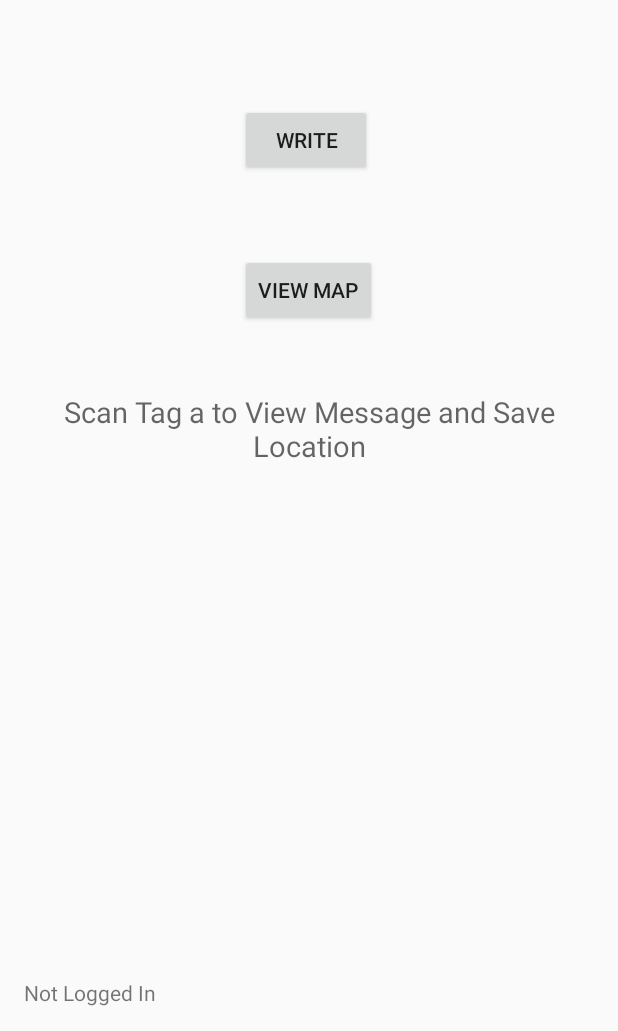
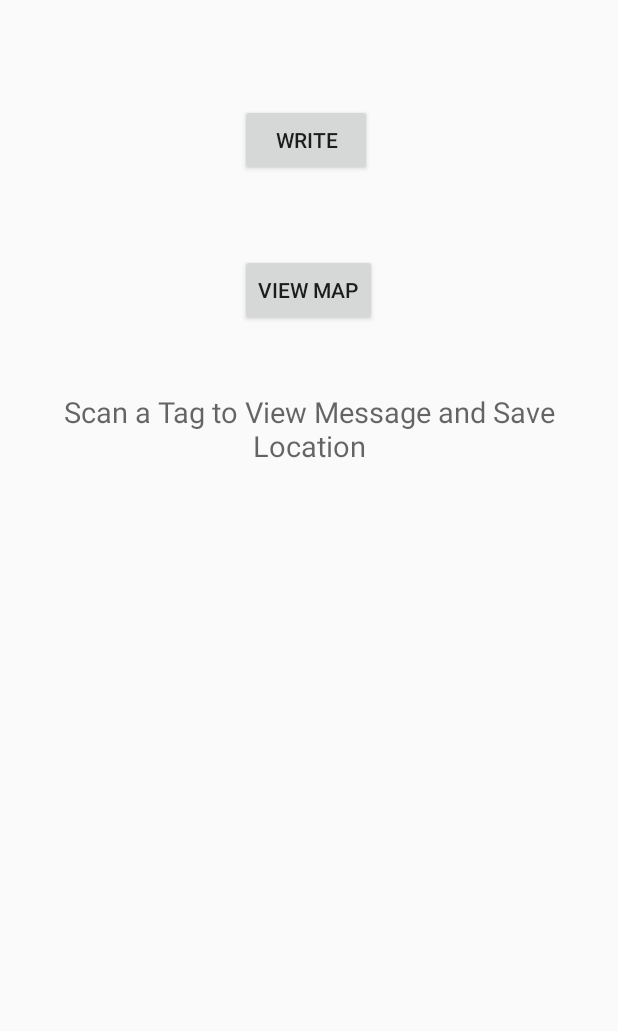
Before and after one commit to gazzdingo/Chickenwork, an Android app: the screen it shows after launch (MainActivity), on a phone screen of 412 x 824 dp, the part 205-1236 px from its top. Run offline under Robolectric (Android 15) with nearby library versions, the light colour scheme and no system bars.

Commit message:
Made LocationManager request for a location update Fixxed some text in the MainActivity

```diff
--- a/app/src/main/res/layout/activity_main.xml
+++ b/app/src/main/res/layout/activity_main.xml
@@ -15,16 +15,6 @@
         android:layout_alignParentLeft="true"
         android:layout_alignParentStart="true"
         android:id="@+id/txtTitle" />
-
-    <TextView
-        android:layout_width="wrap_content"
-        android:layout_height="wrap_content"
-        android:textAppearance="?android:attr/textAppearanceSmall"
-        android:text="Not Logged In"
-        android:id="@+id/txtLoginInfo"
-        android:layout_alignParentBottom="true"
-        android:layout_alignParentLeft="true"
-        android:layout_alignParentStart="true" />
 
 
     <Button
@@ -52,7 +42,7 @@
         android:layout_width="wrap_content"
         android:layout_height="wrap_content"
         android:textAppearance="?android:attr/textAppearanceMedium"
-        android:text="Scan Tag a to View Message and Save Location"
+        android:text="Scan a Tag to View Message and Save Location"
         android:id="@+id/textView3"
         android:textSize="19dp"
         android:gravity="center_horizontal"
```
Also changed, not shown: app/src/main/java/nz/ac/aut/dms/chickenwork/DisplayActivity.java (+27 -8 lines).
